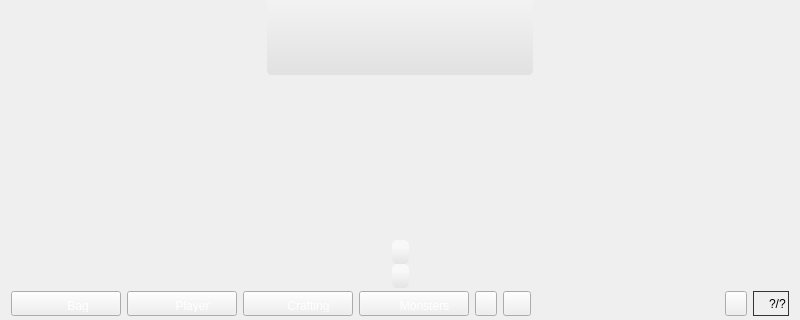
Old version of the form client/base/interface/BaseWindow.ui in the repository alphaonex86/CatchChallenger; both pictures show x 0 to 800 and y 280 to 600 of the 800 by 600 pixel window.
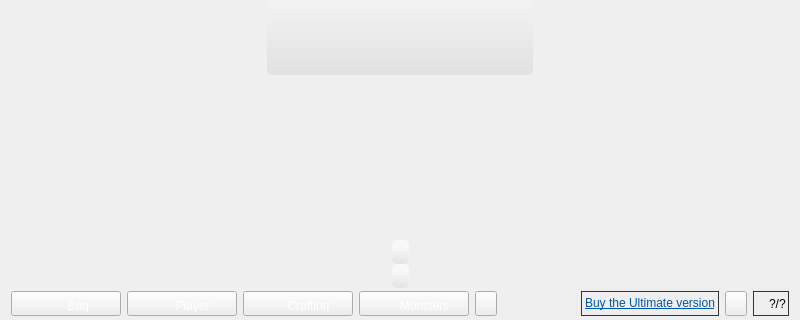
New version of the form. The open tabs and pages were chosen to show the change. Icons and pictures are not drawn.

Commit message: [Fix] Multiple fix (client,tools)

Diff of the .ui file:
```diff
--- a/client/base/interface/BaseWindow.ui
+++ b/client/base/interface/BaseWindow.ui
@@ -750,41 +750,53 @@
              </widget>
             </item>
             <item>
-             <widget class="QToolButton" name="toolButton_interface_map">
-              <property name="minimumSize">
-               <size>
-                <width>28</width>
-                <height>25</height>
-               </size>
-              </property>
-              <property name="maximumSize">
-               <size>
-                <width>28</width>
-                <height>25</height>
-               </size>
-              </property>
-              <property name="styleSheet">
-               <string notr="true">background-image: url(:/images/interface/pkmnoption5.1.png);
-border-image: url(:/images/empty.png);</string>
-              </property>
-              <property name="text">
-               <string/>
-              </property>
-             </widget>
-            </item>
-            <item>
-             <spacer name="horizontalSpacer_main_display_11">
+             <spacer name="horizontalSpacer_main_display_tools">
               <property name="orientation">
                <enum>Qt::Horizontal</enum>
               </property>
               <property name="sizeHint" stdset="0">
                <size>
-                <width>40</width>
+                <width>1</width>
                 <height>20</height>
                </size>
               </property>
              </spacer>
             </item>
+            <item>
+             <widget class="QLabel" name="label_ultimate">
+              <property name="sizePolicy">
+               <sizepolicy hsizetype="Minimum" vsizetype="Minimum">
+                <horstretch>0</horstretch>
+                <verstretch>0</verstretch>
+               </sizepolicy>
+              </property>
+              <property name="minimumSize">
+               <size>
+                <width>0</width>
+                <height>25</height>
+               </size>
+              </property>
+              <property name="maximumSize">
+               <size>
+                <width>16777215</width>
+                <height>25</height>
+               </size>
+              </property>
+              <property name="styleSheet">
+               <string notr="true">#label_ultimate
+{
+border: 1px solid #343434;
+background-image: url(:/images/light-white.png);
+}</string>
+              </property>
+              <property name="text">
+               <string>&lt;html&gt;&lt;head/&gt;&lt;body&gt;&lt;p&gt;&lt;a href=&quot;http://catchchallenger.first-world.info/shop/&quot;&gt;&lt;span style=&quot; text-decoration: underline; color:#0057ae;&quot;&gt;Buy the Ultimate version&lt;/span&gt;&lt;/a&gt;&lt;/p&gt;&lt;/body&gt;&lt;/html&gt;</string>
+              </property>
+              <property name="openExternalLinks">
+               <bool>true</bool>
+              </property>
+             </widget>
+            </item>
             <item>
              <widget class="QToolButton" name="toolButton_interface_quit">
               <property name="minimumSize">
```
Left out of the diff: 2 changed lines with no effect on the pictures. The commit also changes 17 other files.
